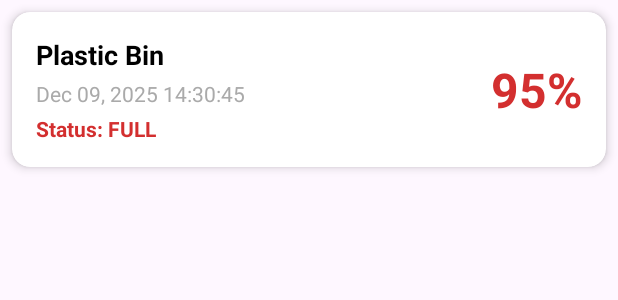
After one commit to ei-she/WasteSegregationApp, an Android app: the layout item_bin_log.xml on its own in the app's theme, with its tools: preview values and no code run, on a phone screen of 412 x 824 dp. The commit adds this screen. Shown: the top 300 px of the screen. Run offline under Robolectric (Android 15) with nearby library versions, the phone set to English and light mode, and no system bars.

Commit message:
Added Bin fullness logging

```diff
--- a/app/build.gradle.kts
+++ b/app/build.gradle.kts
@@ -65,4 +65,6 @@ dependencies {
 // for WorkManager KTX
     implementation("org.jetbrains.kotlinx:kotlinx-coroutines-core:1.7.3")
     implementation("org.jetbrains.kotlinx:kotlinx-coroutines-play-services:1.7.3")
+
+    implementation("com.google.code.gson:gson:2.10.1")
 }
--- a/app/src/main/AndroidManifest.xml
+++ b/app/src/main/AndroidManifest.xml
@@ -11,7 +11,8 @@
         android:roundIcon="@mipmap/ic_launcher_round"
         android:supportsRtl="true"
         android:theme="@style/Theme.WasteSegregationApp"
-        android:usesCleartextTraffic="true">
+        android:usesCleartextTraffic="true"
+        android:enableOnBackInvokedCallback="true">
 
         <activity
             android:name=".SplashActivity"
--- /dev/null
+++ b/app/src/main/res/layout/item_bin_log.xml
@@ -0,0 +1,61 @@
+<?xml version="1.0" encoding="utf-8"?>
+<androidx.cardview.widget.CardView xmlns:android="http://schemas.android.com/apk/res/android"
+    xmlns:app="http://schemas.android.com/apk/res-auto"
+    android:layout_width="match_parent"
+    android:layout_height="wrap_content"
+    android:layout_margin="8dp"
+    app:cardCornerRadius="12dp"
+    app:cardElevation="4dp"
+    app:cardBackgroundColor="@color/white">
+
+    <LinearLayout
+        android:layout_width="match_parent"
+        android:layout_height="wrap_content"
+        android:orientation="horizontal"
+        android:padding="16dp">
+
+        <LinearLayout
+            android:layout_width="0dp"
+            android:layout_height="wrap_content"
+            android:layout_weight="1"
+            android:orientation="vertical">
+
+            <TextView
+                android:id="@+id/logBinName"
+                android:layout_width="wrap_content"
+                android:layout_height="wrap_content"
+                android:text="Plastic Bin"
+                android:textStyle="bold"
+                android:textSize="18sp"
+                android:textColor="@android:color/black" />
+
+            <TextView
+                android:id="@+id/logDateTime"
+                android:layout_width="wrap_content"
+                android:layout_height="wrap_content"
+                android:text="Dec 09, 2025 14:30:45"
+                android:textSize="14sp"
+                android:textColor="@android:color/darker_gray"
+                android:layout_marginTop="4dp"/>
+
+            <TextView
+                android:layout_width="wrap_content"
+                android:layout_height="wrap_content"
+                android:text="Status: FULL"
+                android:textSize="14sp"
+                android:textColor="@color/warning_red_color"
+                android:textStyle="bold"
+                android:layout_marginTop="4dp"/>
+        </LinearLayout>
+
+        <TextView
+            android:id="@+id/logPercentage"
+            android:layout_width="wrap_content"
+            android:layout_height="wrap_content"
+            android:text="95%"
+            android:textSize="32sp"
+            android:textStyle="bold"
+            android:textColor="@color/warning_red_color"
+            android:layout_gravity="center_vertical"/>
+    </LinearLayout>
+</androidx.cardview.widget.CardView>
```
Also changed, not shown: app/src/main/java/com/example/wastesegregationapp/BinLog.kt (added, +84 -0 lines), app/src/main/java/com/example/wastesegregationapp/BinsFragment.kt.kt (+125 -20 lines), app/src/main/java/com/example/wastesegregationapp/HomeFragment.kt.kt (+156 -44 lines), app/src/main/res/layout/fragment_bins.xml (+30 -9 lines).
